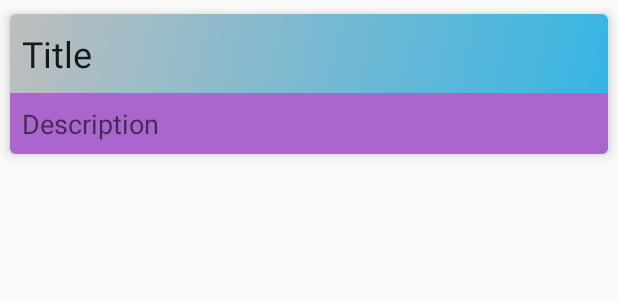
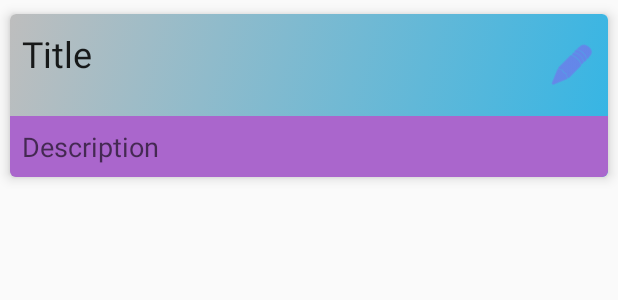
Before and after one commit to TankRaj/TODO_Room, an Android app: the layout item_note.xml on its own in the app's theme, with its tools: preview values and no code run, on a phone screen of 412 x 824 dp. Shown: the top 300 px of the screen. Run offline under Robolectric (Android 15) with nearby library versions, the phone set to English and light mode, and no system bars.

Commit message:
added edit functionality

```diff
--- a/app/src/main/res/layout/item_note.xml
+++ b/app/src/main/res/layout/item_note.xml
@@ -21,19 +21,33 @@
             android:background="@drawable/animation_background"
             android:orientation="vertical">
 
+            <LinearLayout
+                android:layout_width="match_parent"
+                android:layout_height="wrap_content"
+                android:layout_marginTop="@dimen/ten"
+                android:orientation="horizontal"
+                android:paddingLeft="8dp">
 
                 <TextView
                     android:id="@+id/tvTitle"
-                android:layout_width="match_parent"
+                    android:layout_width="0dp"
                     android:layout_height="wrap_content"
-                android:layout_gravity="center_horizontal"
-                android:layout_marginTop="@dimen/ten"
+                    android:layout_weight="5"
                     android:ellipsize="end"
                     android:maxLines="1"
-                android:paddingLeft="8dp"
                     android:text="@string/title"
                     android:textAppearance="?android:attr/textAppearanceLarge"
                     android:textSize="@dimen/textTwentyFour" />
+
+                <ImageView
+                    android:id="@+id/ivEdit"
+                    android:layout_width="wrap_content"
+                    android:layout_height="wrap_content"
+                    android:padding="8dp"
+                    android:src="@android:drawable/ic_menu_edit"
+                    android:tint="@color/MediumSlateBlue" />
+
+            </LinearLayout>
 
             <TextView
                 android:id="@+id/tvBody"
--- a/app/src/main/res/menu/menu_main.xml
+++ b/app/src/main/res/menu/menu_main.xml
@@ -18,5 +18,6 @@
         android:orderInCategory="100"
         android:title="@string/search_note"
         app:showAsAction="always"
+        android:iconTint="@color/White"
         android:icon="@android:drawable/ic_menu_search"/>
 </menu>
```
Also changed, not shown: app/src/main/java/com/tanka/accessories/todoroom/data/model/Note.java (+31 -15 lines), app/src/main/java/com/tanka/accessories/todoroom/views/MainActivity.java (+20 -10 lines), app/src/main/java/com/tanka/accessories/todoroom/views/NotesAdapter.java (+17 -16 lines), app/src/main/res/layout/dialog_search_note.xml (+15 -20 lines). Lines whose indentation alone changed are shown as unchanged.
